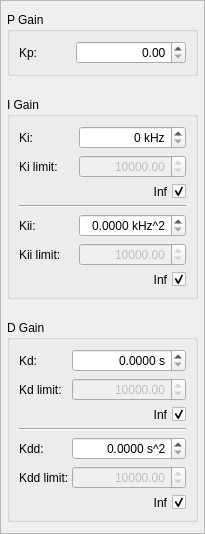
First picture: the form in stabilizer_ui/iir/widgets/pid_settings.ui, repository OxfordIonTrapGroup/stabilizer-ui, before the edit.
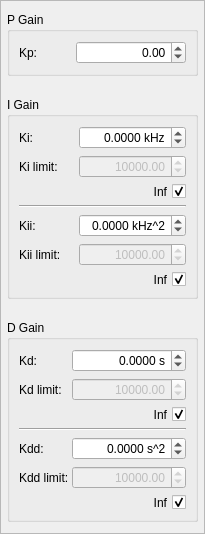
Second picture: the form after the edit.

Commit message: Fix UI issues (again).

Diff of the .ui file:
```diff
--- a/stabilizer_ui/iir/widgets/pid_settings.ui
+++ b/stabilizer_ui/iir/widgets/pid_settings.ui
@@ -137,6 +137,9 @@
             <property name="keyboardTracking">
              <bool>false</bool>
             </property>
+            <property name="minimum">
+             <double>-100000.000000000000000</double>
+            </property>
             <property name="maximum">
              <double>100000.000000000000000</double>
             </property>
@@ -216,7 +219,10 @@
              <string> kHz</string>
             </property>
             <property name="decimals">
-             <number>0</number>
+             <number>4</number>
+            </property>
+            <property name="minimum">
+             <double>-1000.000000000000000</double>
             </property>
             <property name="maximum">
              <double>1000.000000000000000</double>
@@ -313,6 +319,9 @@
             <property name="decimals">
              <number>4</number>
             </property>
+            <property name="minimum">
+             <double>-1.000000000000000</double>
+            </property>
             <property name="maximum">
              <double>1.000000000000000</double>
             </property>
@@ -546,6 +555,9 @@
             <property name="decimals">
              <number>4</number>
             </property>
+            <property name="minimum">
+             <double>-100000.000000000000000</double>
+            </property>
             <property name="maximum">
              <double>100000.000000000000000</double>
             </property>
@@ -588,6 +600,9 @@
             <property name="decimals">
              <number>4</number>
             </property>
+            <property name="minimum">
+             <double>-100000.000000000000000</double>
+            </property>
             <property name="maximum">
              <double>100000.000000000000000</double>
             </property>
```
The commit also changes 1 other file.
